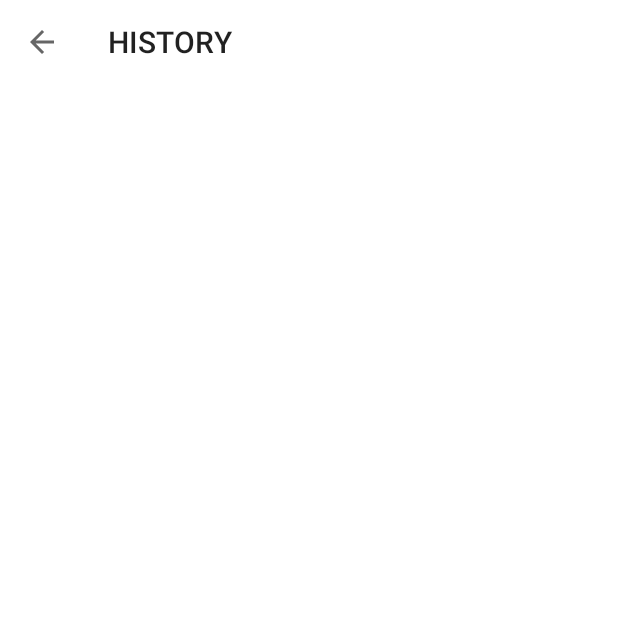
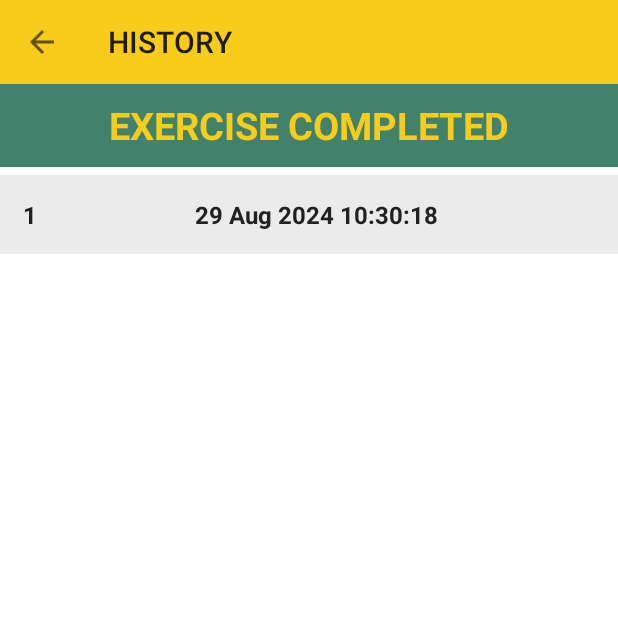
Before and after one commit to Rizeq-D/10MinutesWorkout, an Android app built with Jetpack Compose: the HistoryActivity screen opened directly, with no data from a screen before it, on a phone screen of 412 x 824 dp, the top half of it. Before the commit the part shown is almost empty. Run offline under Robolectric (Android 15) with nearby library versions, the phone set to English and light mode, and no system bars; our stand-ins replace Room's generated code.

Commit message:
added a room database to the app so it displays the history of the finished workouts

```diff
--- a/app/src/main/AndroidManifest.xml
+++ b/app/src/main/AndroidManifest.xml
@@ -3,6 +3,7 @@
     xmlns:tools="http://schemas.android.com/tools">
 
     <application
+        android:name=".WorkOutApp"
         android:allowBackup="true"
         android:dataExtractionRules="@xml/data_extraction_rules"
         android:fullBackupContent="@xml/backup_rules"
@@ -14,7 +15,8 @@
         tools:targetApi="31">
         <activity
             android:name=".HistoryActivity"
-            android:exported="false" />
+            android:exported="true"
+            android:theme="@style/Theme.HistoryActivity"/>
         <activity
             android:name=".BMIActivity"
             android:exported="true"
--- a/app/src/main/java/com/example/a10minutesworkout/ExercisesActivity.kt
+++ b/app/src/main/java/com/example/a10minutesworkout/ExercisesActivity.kt
@@ -125,7 +125,7 @@ class ExercisesActivity: AppCompatActivity(), TextToSpeech.OnInitListener {
     private fun setRestProgressBar() {
         binding?.progressBar?.progress = restProgress
 
-        restTime = object : CountDownTimer(1000, 1000) {
+        restTime = object : CountDownTimer(10000, 1000) {
             override fun onTick(millisUntilFinished: Long) {
                 restProgress++
                 binding?.progressBar?.progress = 10 - restProgress
@@ -144,7 +144,7 @@ class ExercisesActivity: AppCompatActivity(), TextToSpeech.OnInitListener {
     private fun setExerciseProgressBar() {
         binding?.progressBarExercise?.progress = restProgressExercise
 
-        restTimeExercise = object : CountDownTimer(1000, 1000) {
+        restTimeExercise = object : CountDownTimer(30000, 1000) {
             override fun onTick(millisUntilFinished: Long) {
                 restProgressExercise++
                 binding?.progressBarExercise?.progress = 30 - restProgressExercise
--- a/app/src/main/java/com/example/a10minutesworkout/HistoryActivity.kt
+++ b/app/src/main/java/com/example/a10minutesworkout/HistoryActivity.kt
@@ -1,8 +1,12 @@
 package com.example.a10minutesworkout
 
 import android.os.Bundle
+import android.view.View
 import androidx.appcompat.app.AppCompatActivity
+import androidx.lifecycle.lifecycleScope
+import androidx.recyclerview.widget.LinearLayoutManager
 import com.example.a10minutesworkout.databinding.ActivityHistoryBinding
+import kotlinx.coroutines.launch
 
 class HistoryActivity : AppCompatActivity() {
 
@@ -26,6 +30,34 @@ class HistoryActivity : AppCompatActivity() {
         binding?.toolbarHistoryActivity?.setNavigationOnClickListener {
             onBackPressedDispatcher.onBackPressed()
         }
+        val dao = (application as WorkOutApp).db.historyDao()
+        getAllCompletedDates(dao)
+    }
+    private fun getAllCompletedDates(historyDao: HistoryDao) {
+        lifecycleScope.launch {
+            historyDao.fetchALlDates().collect { allCompletedDatesList ->
+
+                if (allCompletedDatesList.isNotEmpty()) {
+                    binding?.tvHistory?.visibility = View.VISIBLE
+                    binding?.rvHistory?.visibility = View.VISIBLE
+                    binding?.tvNoDataAvailable?.visibility = View.GONE
+
+                    binding?.rvHistory?.layoutManager = LinearLayoutManager(this@HistoryActivity)
+
+                    val dates = ArrayList<String>()
+                    for (date in allCompletedDatesList) {
+                        dates.add(date.date)
+                    }
+                    val historyAdapter = HistoryAdapter(ArrayList(dates))
+
+                    binding?.rvHistory?.adapter = historyAdapter
+                } else {
+                    binding?.tvHistory?.visibility = View.GONE
+                    binding?.rvHistory?.visibility = View.GONE
+                    binding?.tvNoDataAvailable?.visibility = View.VISIBLE
+                }
+            }
+        }
     }
     override fun onDestroy() {
         super.onDestroy()
--- /dev/null
+++ b/app/src/main/java/com/example/a10minutesworkout/HistoryAdapter.kt
@@ -0,0 +1,47 @@
+package com.example.a10minutesworkout
+
+import android.annotation.SuppressLint
+import android.graphics.Color
+import android.view.LayoutInflater
+import android.view.ViewGroup
+import androidx.recyclerview.widget.RecyclerView
+import com.example.a10minutesworkout.databinding.ItemHistoryRowBinding
+
+class HistoryAdapter(private val items: ArrayList<String>) :
+    RecyclerView.Adapter<HistoryAdapter.ViewHolder>() {
+
+
+    override fun onCreateViewHolder(parent: ViewGroup, viewType: Int): ViewHolder {
+        return ViewHolder(ItemHistoryRowBinding.inflate(
+            LayoutInflater.from(parent.context),parent,false)
+        )
+    }
+
+    @SuppressLint("SetTextI18n")
+    override fun onBindViewHolder(holder: ViewHolder, position: Int) {
+
+        val date: String = items.get(position)
+
+        holder.tvPosition.text = (position + 1).toString()
+        holder.tvItem.text = date
+
+        if (position % 2 == 0) {
+            holder.llHistoryItemMain.setBackgroundColor(
+                Color.parseColor("#EBEBEB")
+            )
+        } else {
+            holder.llHistoryItemMain.setBackgroundColor(
+                Color.parseColor("#FFFFFF")
+            )
+        }
+    }
+    override fun getItemCount(): Int {
+        return items.size
+    }
+
+    class ViewHolder(binding: ItemHistoryRowBinding) : RecyclerView.ViewHolder(binding.root) {
+        val llHistoryItemMain = binding.llHistoryItemMain
+        val tvItem = binding.tvItem
+        val tvPosition = binding.tvPosition
+    }
+}
--- /dev/null
+++ b/app/src/main/java/com/example/a10minutesworkout/HistoryDao.kt
@@ -0,0 +1,16 @@
+package com.example.a10minutesworkout
+
+import androidx.room.Dao
+import androidx.room.Insert
+import androidx.room.Query
+import kotlinx.coroutines.flow.Flow
+
+@Dao
+interface HistoryDao {
+
+    @Insert
+    suspend fun insert(historyEntity: HistoryEntity)
+
+    @Query("Select * from `history-table`")
+    fun fetchALlDates(): Flow<List<HistoryEntity>>
+}
--- /dev/null
+++ b/app/src/main/java/com/example/a10minutesworkout/HistoryEntity.kt
@@ -0,0 +1,8 @@
+package com.example.a10minutesworkout
+
+import androidx.room.Entity
+import androidx.room.PrimaryKey
+
+@Entity(tableName = "history-table")
+data class HistoryEntity(@PrimaryKey
+                         val date:String)
--- a/app/src/main/java/com/example/a10minutesworkout/MainActivity.kt
+++ b/app/src/main/java/com/example/a10minutesworkout/MainActivity.kt
@@ -2,8 +2,6 @@ package com.example.a10minutesworkout
 
 import android.content.Intent
 import android.os.Bundle
-import android.os.CountDownTimer
-import android.widget.Toast
 import androidx.activity.ComponentActivity
 import com.example.a10minutesworkout.databinding.ActivityMainBinding
 
--- /dev/null
+++ b/app/src/main/java/com/example/a10minutesworkout/WorkOutApp.kt
@@ -0,0 +1,10 @@
+package com.example.a10minutesworkout
+
+import android.app.Application
+
+class WorkOutApp: Application() {
+
+    val db:HistoryDatabase by lazy {
+        HistoryDatabase.getInstance(this)
+    }
+}
--- a/app/src/main/res/layout/activity_history.xml
+++ b/app/src/main/res/layout/activity_history.xml
@@ -1,8 +1,8 @@
 <?xml version="1.0" encoding="utf-8"?>
-<androidx.constraintlayout.widget.ConstraintLayout xmlns:android="http://schemas.android.com/apk/res/android"
+<androidx.constraintlayout.widget.ConstraintLayout
+    xmlns:android="http://schemas.android.com/apk/res/android"
     xmlns:app="http://schemas.android.com/apk/res-auto"
     xmlns:tools="http://schemas.android.com/tools"
-    android:id="@+id/main"
     android:layout_width="match_parent"
     android:layout_height="match_parent"
     tools:context=".HistoryActivity">
@@ -12,6 +12,42 @@
         android:id="@+id/toolbar_history_activity"
         android:layout_width="match_parent"
         android:layout_height="?android:attr/actionBarSize"
-        android:background="#FFFFFF" />
+        android:background="@color/DarkYellow" />
+
+    <TextView
+        app:layout_constraintTop_toBottomOf="@id/toolbar_history_activity"
+        android:id="@+id/tvHistory"
+        android:layout_width="match_parent"
+        android:layout_height="55dp"
+        android:gravity="center"
+        android:text="@string/exercise_completed"
+        android:textColor="@color/DarkYellow"
+        android:background="@color/Grass"
+        android:textStyle="bold"
+        android:textSize="25sp"
+        android:visibility="gone"
+        tools:visibility="visible"/>
+
+    <androidx.recyclerview.widget.RecyclerView
+        app:layout_constraintTop_toBottomOf="@id/tvHistory"
+        android:id="@+id/rvHistory"
+        android:layout_width="match_parent"
+        android:layout_height="wrap_content"
+        android:layout_marginTop="5dp"
+        android:visibility="gone"
+        tools:visibility="visible" />
+
+    <TextView
+        app:layout_constraintTop_toBottomOf="@id/toolbar_history_activity"
+        app:layout_constraintBottom_toBottomOf="parent"
+        android:id="@+id/tvNoDataAvailable"
+        android:layout_width="match_parent"
+        android:layout_height="wrap_content"
+        android:gravity="center"
+        android:text="@string/no_data_available"
+        android:textColor="#212121"
+        android:textSize="20sp"
+        android:visibility="gone"
+        tools:visibility="visible" />
 
 </androidx.constraintlayout.widget.ConstraintLayout>
--- /dev/null
+++ b/app/src/main/res/layout/item_history_row.xml
@@ -0,0 +1,32 @@
+<?xml version="1.0" encoding="utf-8"?>
+
+<LinearLayout xmlns:android="http://schemas.android.com/apk/res/android"
+    xmlns:tools="http://schemas.android.com/tools"
+    android:id="@+id/ll_history_item_main"
+    android:layout_width="match_parent"
+    android:layout_height="wrap_content"
+    android:background="#EBEBEB"
+    android:orientation="horizontal"
+    android:padding="15dp">
+
+    <TextView
+        android:id="@+id/tvPosition"
+        android:layout_width="wrap_content"
+        android:layout_height="wrap_content"
+        android:gravity="center"
+        android:textColor="#212121"
+        android:textSize="16sp"
+        android:textStyle="bold"
+        tools:text="1" />
+
+    <TextView
+        android:id="@+id/tvItem"
+        android:layout_width="0dp"
+        android:layout_height="wrap_content"
+        android:layout_weight="1"
+        android:gravity="center"
+        android:textColor="#212121"
+        android:textSize="16sp"
+        android:textStyle="bold"
+        tools:text="DATE" />
+</LinearLayout>
--- a/app/src/main/res/values/strings.xml
+++ b/app/src/main/res/values/strings.xml
@@ -21,4 +21,6 @@
     <string name="feet">Feet</string>
     <string name="inch">Inch</string>
     <string name="history">History</string>
+    <string name="no_data_available">NO DATA AVAILABLE</string>
+    <string name="exercise_completed">EXERCISE COMPLETED</string>
 </resources>
--- a/app/src/main/res/values/themes.xml
+++ b/app/src/main/res/values/themes.xml
@@ -9,10 +9,14 @@
 
     <style name="ToolbarTheme" parent="ThemeOverlay.MaterialComponents.ActionBar">
         <item name="colorControlNormal">@color/Black</item>
+    </style>
 
-    </style>
     <style name="Theme.BMIActivity" parent="Theme._10MinutesWorkout">
         <item name="android:windowFullscreen">true</item>
     </style>
 
+    <style name="Theme.HistoryActivity" parent="Theme._10MinutesWorkout">
+        <item name="android:windowFullscreen">true</item>
+    </style>
+
 </resources>
```
Also changed, not shown: app/build.gradle.kts (+9 -1 lines), app/src/main/java/com/example/a10minutesworkout/FinishActivity.kt (+29 -5 lines), app/src/main/java/com/example/a10minutesworkout/HistoryDatabase.kt (added, +37 -0 lines), gradle/libs.versions.toml (+9 -8 lines).
